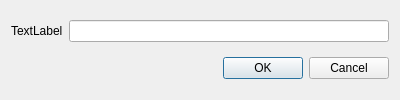
The window that dialogs/DialogInput.ui (gryglik/pipr-project-flashcards) describes before a commit, drawn with Qt 5.
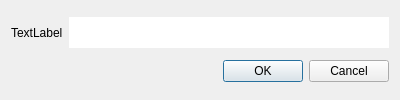
The same window after the commit.

Patch:
```diff
--- a/dialogs/DialogInput.ui
+++ b/dialogs/DialogInput.ui
@@ -46,7 +46,16 @@
     </widget>
    </item>
    <item row="0" column="1">
-    <widget class="QLineEdit" name="lineEdit"/>
+    <widget class="QLineEdit" name="lineEdit">
+     <property name="font">
+      <font>
+       <pointsize>16</pointsize>
+      </font>
+     </property>
+     <property name="frame">
+      <bool>false</bool>
+     </property>
+    </widget>
    </item>
    <item row="1" column="1">
     <widget class="QDialogButtonBox" name="buttonBox">
```
